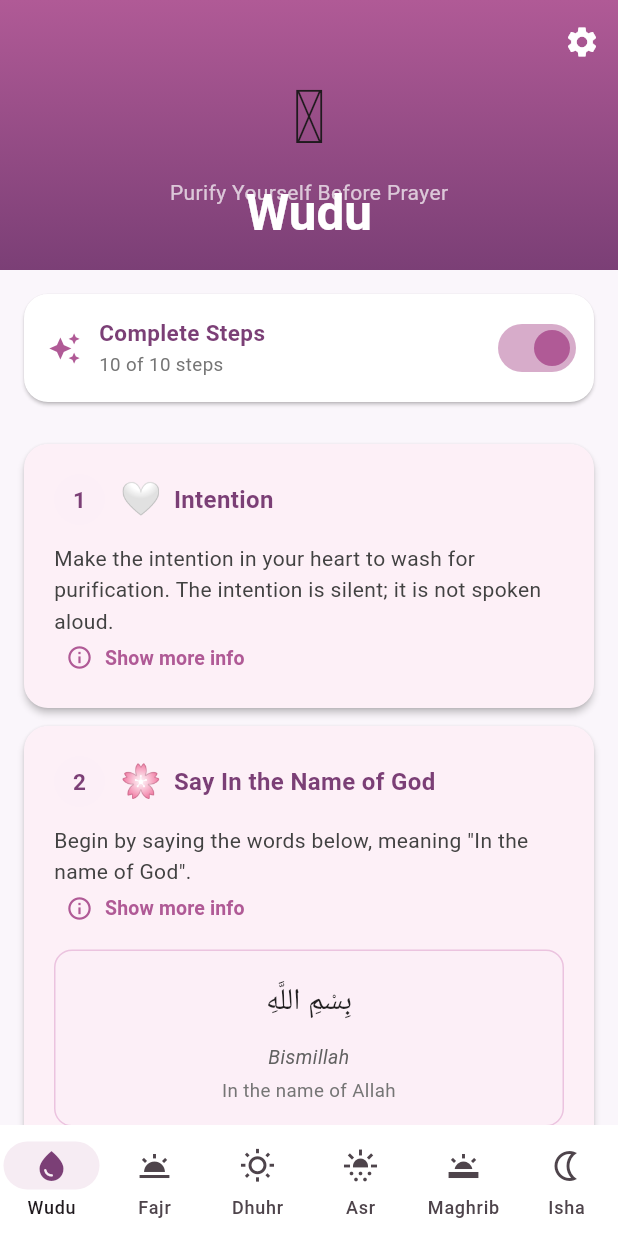
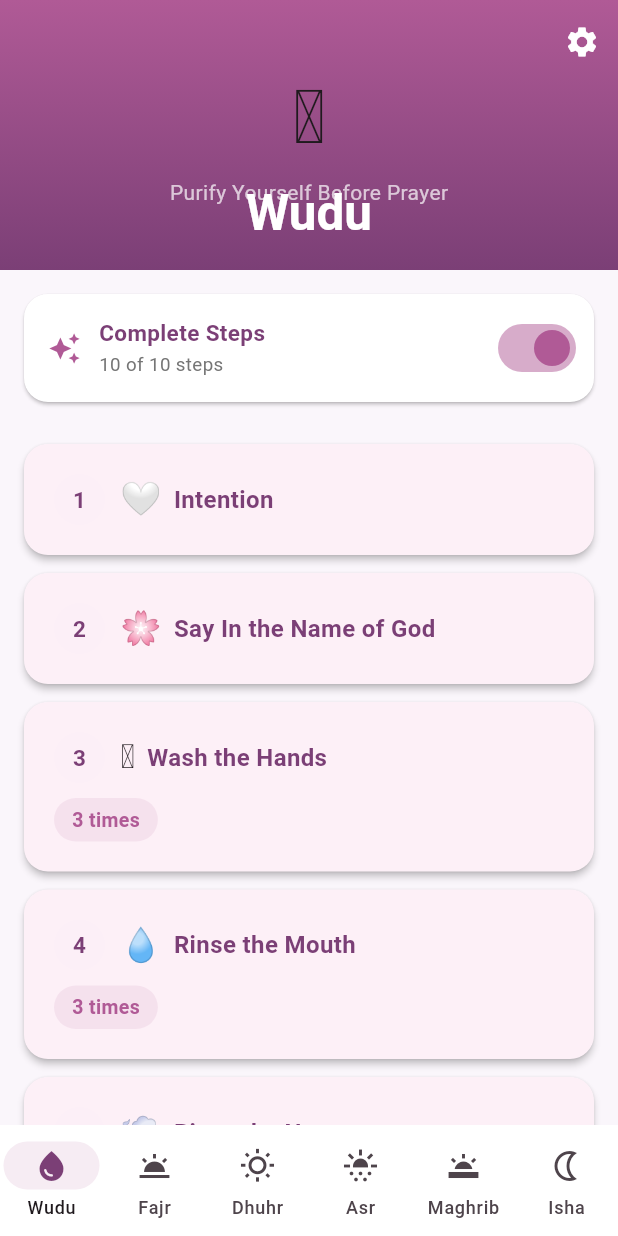
Before and after one commit to bayaty/prayer-guide, a Flutter app: the screen it shows after launch, on a phone screen of 412 x 824 dp. Run offline on Flutter 3.47's test engine with Material 3 defaults, Android fonts, the phone set to English and light mode, and no system bars; our stand-ins replace flutter_compass, open_filex, package_info_plus, shared_preferences; statements that could not run were skipped; project files that could hold a hidden picture were left out.

Commit message:
Strip the wudu cards to their titles
A wudu step is now a number, an icon, a title and how many times. No
instruction, no background note, no Arabic. Washing your face does not
need a paragraph explaining it.

Two titles gained a plain English clarifier where the boundary actually
matters and a beginner would otherwise guess: "Wash the Arms (include
elbows)" and "Wash the Feet (include ankles)".

The instruction Text in the wudu screen was unconditional, so an empty
string would have rendered a blank box and its padding under every
title. It is now hidden when empty, matching how the info section
already behaved.

Tests that guarded the removed prose are gone rather than weakened:
masah_test protected the fresh water wording, and two text_display
tests asserted a supplication block and instruction body that no longer
exist. The religious guards remain: validity_test still checks the four
Quranic obligations survive in the right order, and hanafi_wudu_test
still checks the bare minimum is exactly those four.

The parenthetical check now allows "(include elbows)" and "(include
ankles)" while still rejecting an Arabic gloss like "(Masah)", since a
plain English clarifier is the opposite of the problem it guards.

Verified by rendering both modes: bare minimum shows 4 of 10 steps,
full shows 10, with nothing on a card but its title and count.

177 tests pass, analyze clean.

```diff
--- a/lib/data/wudu_data.dart
+++ b/lib/data/wudu_data.dart
@@ -48,123 +48,75 @@ final List<WuduStep> wuduSteps = [
   const WuduStep(
     number: 1,
     title: 'Intention',
-    instruction:
-        'Make the intention in your heart to wash for purification. '
-        'The intention is silent; it is not spoken aloud.',
+    instruction: '',
     icon: '🤍',
     level: StepLevel.sunnah,
-    info:
-        'The intention is what turns washing into an act of worship. It is '
-        'held in the heart, not spoken aloud. The Prophet said: "Whoever '
-        'washes for prayer and perfects it, his sins leave his body, even '
-        'from under his fingernails." (Sahih Muslim 245)',
   ),
   const WuduStep(
     number: 2,
     title: 'Say In the Name of God',
-    arabicText: 'بِسْمِ اللَّهِ',
-    transliteration: 'Bismillah',
-    translation: 'In the name of Allah',
-    instruction: 'Begin by saying the words below, meaning "In the name of God".',
+    instruction: '',
     icon: '🌸',
     level: StepLevel.sunnah,
-    info:
-        'Beginning in the name of Allah frames the whole act as worship. '
-        'It is the same phrase that opens most surahs of the Quran and '
-        'most daily actions.',
   ),
   const WuduStep(
     number: 3,
     title: 'Wash the Hands',
-    instruction:
-        'Wash both hands up to the wrists, beginning with the right. '
-        'Make sure the water reaches between the fingers.',
+    instruction: '',
     icon: '🫧',
     level: StepLevel.sunnah,
-    info:
-        'The hands are washed first because they carry out the rest of '
-        'the wudu. Starting on the right follows the Prophet\'s practice '
-        'of beginning with the right in acts of purification and honour.',
     times: 3,
   ),
   const WuduStep(
     number: 4,
     title: 'Rinse the Mouth',
-    instruction:
-        'Take water into your mouth with the right hand, swill it around, '
-        'and spit it out.',
+    instruction: '',
     icon: '💧',
     level: StepLevel.sunnah,
-    info:
-        'The mouth is cleansed because it is the instrument of speech and '
-        'of Quran recitation. Purifying it before prayer prepares what '
-        'you will use to speak to Allah.',
     times: 3,
   ),
   const WuduStep(
     number: 5,
     title: 'Rinse the Nose',
-    instruction:
-        'Sniff water gently into the nostrils with the right hand, then blow '
-        'it out using the left hand.',
+    instruction: '',
     icon: '💨',
     level: StepLevel.sunnah,
-    info:
-        'Water is drawn in gently and expelled with the left hand, '
-        'keeping the right hand clean for pure actions. It clears the '
-        'passages before standing in prayer.',
     times: 3,
   ),
   const WuduStep(
     number: 6,
     title: 'Wash the Face',
-    instruction: 'Wash your face, from the hairline to the chin and from '
-        'ear to ear.',
+    instruction: '',
     icon: '🌷',
-    info: 'Named first in the verse on washing for prayer (Quran 5:6).',
     times: 3,
   ),
   const WuduStep(
     number: 7,
-    title: 'Wash the Arms',
-    instruction: 'Wash each arm up to and including the elbow.',
+    title: 'Wash the Arms (include elbows)',
+    instruction: '',
     icon: '🌿',
-    info: 'The elbows are included, not just reached (Quran 5:6).',
     times: 3,
   ),
   const WuduStep(
     number: 8,
     title: 'Wipe the Head',
-    instruction: 'Take fresh water in your hands, then wipe over a quarter '
-        'of your head. Once is enough.',
+    instruction: '',
     icon: '🌙',
-    info: 'The head is wiped, not washed, and once is enough. A quarter of '
-        'the head is all that is required. Abdullah bin Zaid, describing '
-        'how the Prophet washed, put his hands in the water before wiping '
-        '(Sahih al-Bukhari 186).',
     times: 1,
   ),
   const WuduStep(
     number: 9,
     title: 'Wipe the Ears',
-    instruction:
-        'With the same wetness used for the head, wipe the inside of your '
-        'ears with your index fingers and the outside with your thumbs.',
+    instruction: '',
     icon: '🎀',
     level: StepLevel.sunnah,
-    info:
-        'The ears are treated as part of the head. Describing the same '
-        'wudu, the narration continues that the Prophet "wiped his head '
-        'and ears inside and outside" (Sunan Abi Dawud 121), the ears '
-        'following on from the head rather than being a separate washing.',
     times: 1,
   ),
   const WuduStep(
     number: 10,
-    title: 'Wash the Feet',
-    instruction: 'Wash each foot up to and including the ankle.',
+    title: 'Wash the Feet (include ankles)',
+    instruction: '',
     icon: '🌺',
-    info: 'Leave no dry patches, especially on the heels.',
     times: 3,
   ),
 ];
--- a/lib/screens/wudu_screen.dart
+++ b/lib/screens/wudu_screen.dart
@@ -189,6 +189,7 @@ class _WuduCard extends StatelessWidget {
               ),
             ],
 
+            if (step.instruction.isNotEmpty) ...[
               const SizedBox(height: 12),
               Text(
                 step.instruction,
@@ -198,6 +199,7 @@ class _WuduCard extends StatelessWidget {
                   color: Colors.grey[800],
                 ),
               ),
+            ],
 
             if (step.info.isNotEmpty) InfoSection(step.info),
 
--- a/pubspec.yaml
+++ b/pubspec.yaml
@@ -16,7 +16,7 @@ publish_to: 'none' # Remove this line if you wish to publish to pub.dev
 # https://developer.apple.com/library/archive/documentation/General/Reference/InfoPlistKeyReference/Articles/CoreFoundationKeys.html
 # In Windows, build-name is used as the major, minor, and patch parts
 # of the product and file versions while build-number is used as the build suffix.
-version: 1.13.0+21
+version: 1.14.0+22
 
 environment:
   sdk: ^3.11.5
```
Also changed, not shown: 6 other files. Lines whose indentation alone changed are shown as unchanged.
